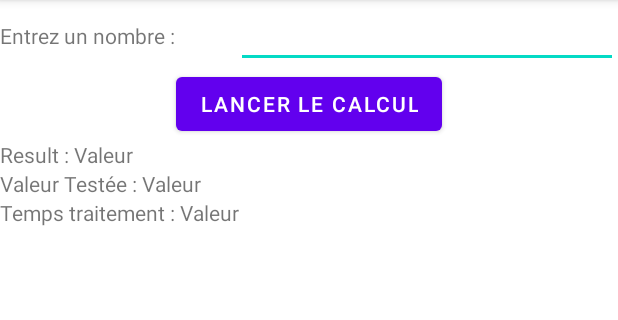
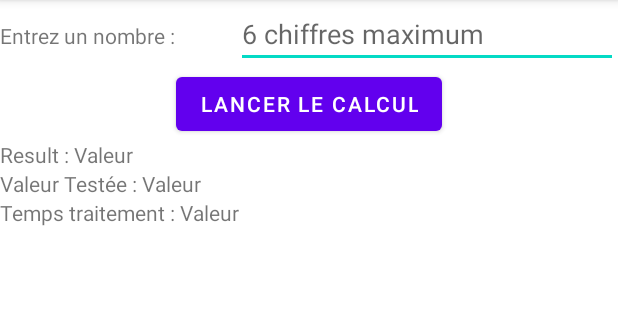
Before and after one commit to ThomasGlbrt/PrimeNumberMobile, an Android app: the screen it shows after launch (MainActivity), on a phone screen of 412 x 824 dp, the part 84-404 px from its top. Run offline under Robolectric (Android 15) with nearby library versions, the phone set to English and light mode, and no system bars.

Commit message:
Ajout d'un placeholder dans l'input

```diff
--- a/app/src/main/res/layout/activity_main.xml
+++ b/app/src/main/res/layout/activity_main.xml
@@ -32,6 +32,7 @@
                 android:layout_weight="1"
                 android:maxLength="6"
                 android:ems="10"
+                android:hint="6 chiffres maximum"
                 android:inputType="number" />
         </LinearLayout>
 
```
